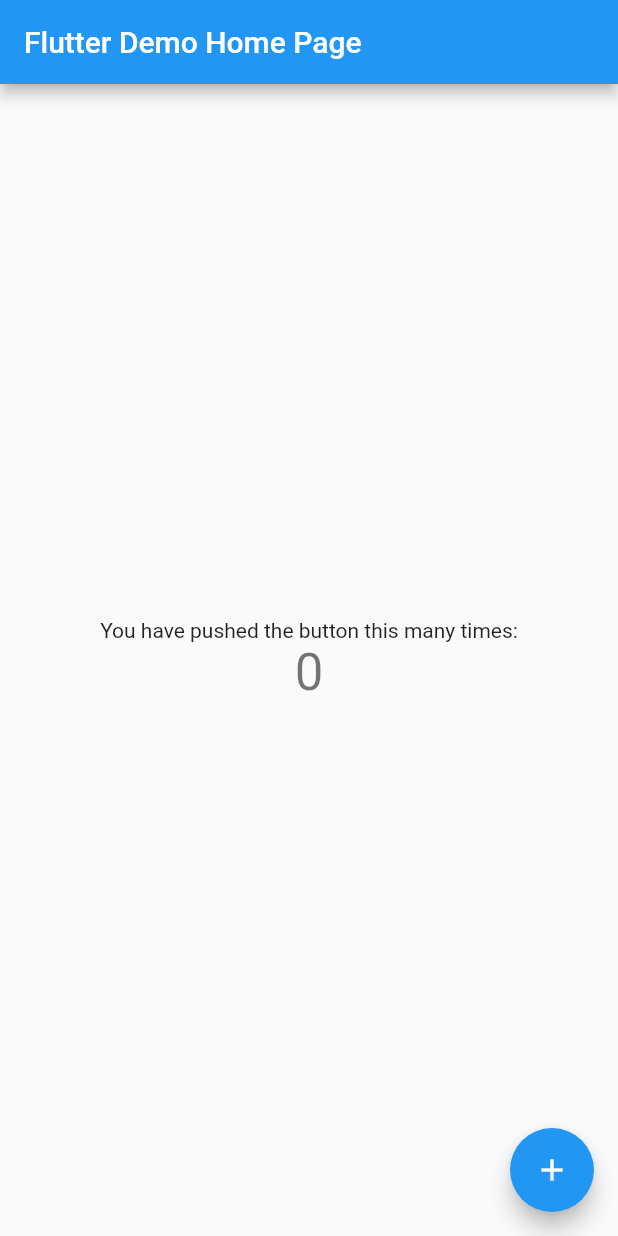
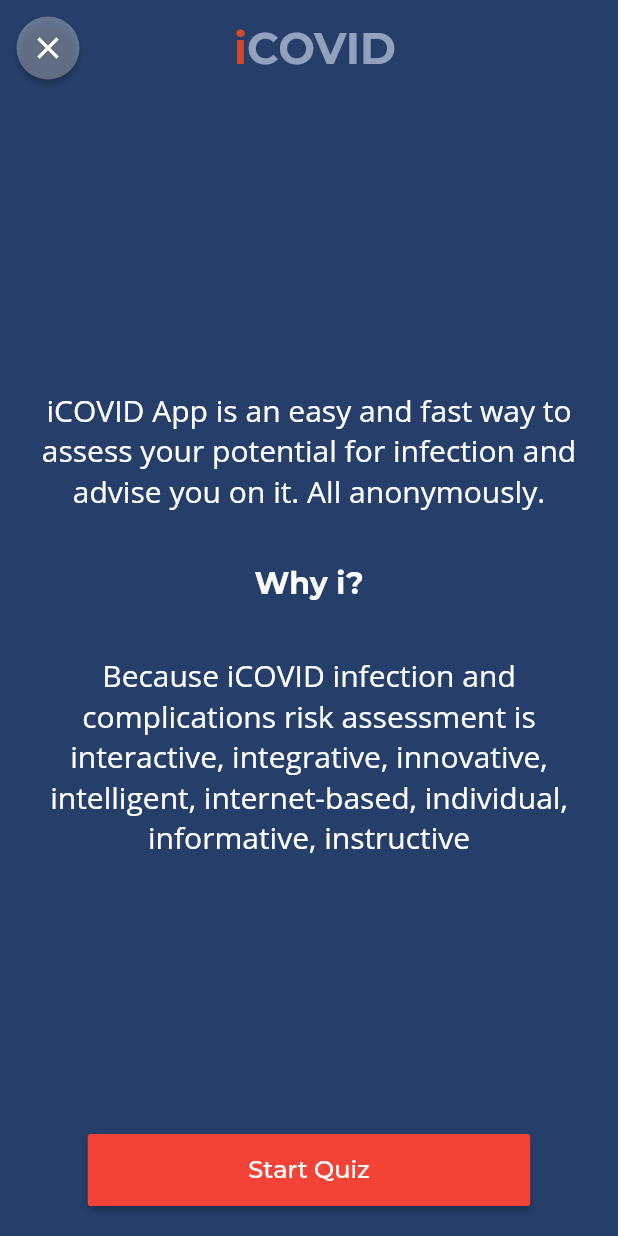
Before and after one commit to Sense2safeguard/iCovid, a Flutter app: the screen it shows after launch, on a phone screen of 412 x 824 dp. Run offline on Flutter 3.47's test engine with Material 2 defaults, Android fonts, the phone set to English and light mode, and no system bars; project files that could hold a hidden picture were left out.

Commit message:
Feature/ic 19 start questionnaire (#1)
* add fonts
* add k
* corrected colors
* home screen and styles
* button improvement
Co-authored-by: Mauro Di Bert <maudb@pop-os.localdomain>

```diff
--- /dev/null
+++ b/lib/core/constants.dart
@@ -0,0 +1,68 @@
+import 'package:flutter/material.dart';
+
+// Colors
+// Primary Palette
+const kDarkBlue = Color(0xFF21314D);
+const kLightBlue = Color(0xFF92A2BD);
+const kAccent = Color(0xFFD2492A);
+const kNeoAccent = Color(0xFFF36140);
+
+// Secondary Palette
+const kBlue = Color(0xFF263F6A);
+const kPaleBlue = Color(0xFFCED5DD);
+const kCoolGrey = Color(0xFFB2B4B3);
+const kMettalic = Color(0xFF8B8D8E);
+
+const kError = Color(0xFFFF6464);
+Color kError50 = Color(0xFFFF6464).withOpacity(50);
+Color kError20 = Color(0xFFFF6464).withOpacity(20);
+
+const kSuccess = Color(0xFF3BD5A9);
+Color kSuccess50 = Color(0xFF3BD5A9).withOpacity(50);
+Color kSuccess20 = Color(0xFF3BD5A9).withOpacity(20);
+
+const kInfo = Color(0xFF2799F9);
+const kWarning = Color(0xFFFFC95C);
+
+// Text Styles
+// Titles
+const kheadline3 = TextStyle(
+    fontFamily: "Montserrat",
+    fontSize: 20,
+    fontWeight: FontWeight.w700,
+    color: Colors.white);
+const kheadline4 = TextStyle(
+    fontFamily: "Montserrat",
+    fontSize: 20,
+    fontWeight: FontWeight.w600,
+    color: kDarkBlue);
+const kheadline6 = TextStyle(
+    fontFamily: "Montserrat",
+    fontSize: 18,
+    fontWeight: FontWeight.w700,
+    color: Colors.white);
+
+// Body
+const kBodyText1 = TextStyle(
+    fontFamily: "Open Sans",
+    fontSize: 20,
+    fontWeight: FontWeight.w800,
+    color: Colors.white);
+const kBodyText2 = TextStyle(
+    fontFamily: "Open Sans",
+    fontSize: 20,
+    fontWeight: FontWeight.w400,
+    color: Colors.white);
+
+// Components
+const kButtonTextStyle = TextStyle(
+    fontFamily: "Montserrat",
+    fontSize: 16,
+    fontWeight: FontWeight.w500,
+    color: Colors.white);
+
+const overlineTextStyle = TextStyle(
+    fontFamily: "Montserrat",
+    fontSize: 12,
+    fontWeight: FontWeight.w500,
+    color: Colors.white);
--- a/lib/main.dart
+++ b/lib/main.dart
@@ -1,117 +1,16 @@
 import 'package:flutter/material.dart';
+import 'package:iCovid/ui/screens/home_screen/home_screen.dart';
 
 void main() {
-  runApp(MyApp());
+  runApp(ICovidApp());
 }
 
-class MyApp extends StatelessWidget {
-  // This widget is the root of your application.
+class ICovidApp extends StatelessWidget {
   @override
   Widget build(BuildContext context) {
     return MaterialApp(
-      title: 'Flutter Demo',
-      theme: ThemeData(
-        // This is the theme of your application.
-        //
-        // Try running your application with "flutter run". You'll see the
-        // application has a blue toolbar. Then, without quitting the app, try
-        // changing the primarySwatch below to Colors.green and then invoke
-        // "hot reload" (press "r" in the console where you ran "flutter run",
-        // or simply save your changes to "hot reload" in a Flutter IDE).
-        // Notice that the counter didn't reset back to zero; the application
-        // is not restarted.
-        primarySwatch: Colors.blue,
-        // This makes the visual density adapt to the platform that you run
-        // the app on. For desktop platforms, the controls will be smaller and
-        // closer together (more dense) than on mobile platforms.
-        visualDensity: VisualDensity.adaptivePlatformDensity,
-      ),
-      home: MyHomePage(title: 'Flutter Demo Home Page'),
-    );
+        title: "iCovid App",
+        debugShowCheckedModeBanner: false,
+        home: HomeScreen());
   }
 }
-
-class MyHomePage extends StatefulWidget {
-  MyHomePage({Key key, this.title}) : super(key: key);
-
-  // This widget is the home page of your application. It is stateful, meaning
-  // that it has a State object (defined below) that contains fields that affect
-  // how it looks.
-
-  // This class is the configuration for the state. It holds the values (in this
-  // case the title) provided by the parent (in this case the App widget) and
-  // used by the build method of the State. Fields in a Widget subclass are
-  // always marked "final".
-
-  final String title;
-
-  @override
-  _MyHomePageState createState() => _MyHomePageState();
-}
-
-class _MyHomePageState extends State<MyHomePage> {
-  int _counter = 0;
-
-  void _incrementCounter() {
-    setState(() {
-      // This call to setState tells the Flutter framework that something has
-      // changed in this State, which causes it to rerun the build method below
-      // so that the display can reflect the updated values. If we changed
-      // _counter without calling setState(), then the build method would not be
-      // called again, and so nothing would appear to happen.
-      _counter++;
-    });
-  }
-
-  @override
-  Widget build(BuildContext context) {
-    // This method is rerun every time setState is called, for instance as done
-    // by the _incrementCounter method above.
-    //
-    // The Flutter framework has been optimized to make rerunning build methods
-    // fast, so that you can just rebuild anything that needs updating rather
-    // than having to individually change instances of widgets.
-    return Scaffold(
-      appBar: AppBar(
-        // Here we take the value from the MyHomePage object that was created by
-        // the App.build method, and use it to set our appbar title.
-        title: Text(widget.title),
-      ),
-      body: Center(
-        // Center is a layout widget. It takes a single child and positions it
-        // in the middle of the parent.
-        child: Column(
-          // Column is also a layout widget. It takes a list of children and
-          // arranges them vertically. By default, it sizes itself to fit its
-          // children horizontally, and tries to be as tall as its parent.
-          //
-          // Invoke "debug painting" (press "p" in the console, choose the
-          // "Toggle Debug Paint" action from the Flutter Inspector in Android
-          // Studio, or the "Toggle Debug Paint" command in Visual Studio Code)
-          // to see the wireframe for each widget.
-          //
-          // Column has various properties to control how it sizes itself and
-          // how it positions its children. Here we use mainAxisAlignment to
-          // center the children vertically; the main axis here is the vertical
-          // axis because Columns are vertical (the cross axis would be
-          // horizontal).
-          mainAxisAlignment: MainAxisAlignment.center,
-          children: <Widget>[
-            Text(
-              'You have pushed the button this many times:',
-            ),
-            Text(
-              '$_counter',
-              style: Theme.of(context).textTheme.headline4,
-            ),
-          ],
-        ),
-      ),
-      floatingActionButton: FloatingActionButton(
-        onPressed: _incrementCounter,
-        tooltip: 'Increment',
-        child: Icon(Icons.add),
-      ), // This trailing comma makes auto-formatting nicer for build methods.
-    );
-  }
-}
--- /dev/null
+++ b/lib/ui/components/ic_app_bar.dart
@@ -0,0 +1,60 @@
+import 'package:flutter/material.dart';
+import 'package:iCovid/core/constants.dart';
+
+class ICAppBar extends StatelessWidget {
+  final String accentTitle;
+  final String lightBlueTitle;
+  ICAppBar({this.accentTitle, this.lightBlueTitle});
+
+  @override
+  Widget build(BuildContext context) {
+    return Container(
+      height: 56,
+      width: double.infinity,
+      decoration: BoxDecoration(
+        color: kBlue,
+      ),
+      child: Padding(
+        padding: const EdgeInsets.only(top: 8.0, left: 8),
+        child: Stack(
+          children: [
+            Align(
+              alignment: Alignment.centerLeft,
+              child: RawMaterialButton(
+                constraints: BoxConstraints.expand(width: 42, height: 42),
+                onPressed: () {},
+                shape: CircleBorder(),
+                fillColor: Colors.white.withOpacity(0.3),
+                child: Icon(
+                  Icons.close,
+                  color: Colors.white,
+                ),
+              ),
+            ),
+            Align(
+              alignment: Alignment.center,
+              child: RichText(
+                text: TextSpan(
+                  children: [
+                    TextSpan(
+                        text: accentTitle,
+                        style: kheadline4.copyWith(
+                            color: kAccent,
+                            fontWeight: FontWeight.w800,
+                            fontSize: 29)),
+                    TextSpan(
+                        text: lightBlueTitle,
+                        style: kheadline4.copyWith(
+                            color: kLightBlue,
+                            fontWeight: FontWeight.w800,
+                            fontSize: 29)),
+                  ],
+                ),
+              ),
+            ),
+          ],
+        ),
+      ),
+    );
+  }
+}
--- /dev/null
+++ b/lib/ui/components/ic_buttons.dart
@@ -0,0 +1,25 @@
+import 'package:flutter/material.dart';
+import 'package:iCovid/core/constants.dart';
+
+class ICMainButton extends StatelessWidget {
+  final Function onPressed;
+  final String state;
+  final String text;
+
+  ICMainButton({this.onPressed, this.state, @required this.text});
+
+  @override
+  Widget build(BuildContext context) {
+    return Container(
+      width: 295,
+      height: 48,
+      child: MaterialButton(
+        onPressed: onPressed,
+        color: Colors.red,
+        highlightColor: Colors.red,
+        splashColor: Colors.red,
+        child: Text(text, style: kButtonTextStyle),
+      ),
+    );
+  }
+}
--- /dev/null
+++ b/lib/ui/screens/home_screen/home_screen.dart
@@ -0,0 +1,53 @@
+import 'package:flutter/material.dart';
+import 'package:iCovid/core/constants.dart';
+import 'package:iCovid/ui/components/ic_app_bar.dart';
+import 'package:iCovid/ui/components/ic_buttons.dart';
+
+class HomeScreen extends StatelessWidget {
+  @override
+  Widget build(BuildContext context) {
+    return SafeArea(
+      child: Scaffold(
+        backgroundColor: kBlue,
+        body: Column(
+          children: [
+            ICAppBar(accentTitle: "i", lightBlueTitle: "COVID"),
+            Expanded(
+              child: Padding(
+                padding: const EdgeInsets.symmetric(
+                    horizontal: 20.0, vertical: 20.0),
+                child: Column(
+                  children: [
+                    Spacer(),
+                    Text(
+                      "iCOVID App is an easy and fast way to assess your potential for infection and advise you on it. All anonymously.",
+                      style: kBodyText2,
+                      textAlign: TextAlign.center,
+                    ),
+                    SizedBox(height: 36),
+                    Text(
+                      "Why i?",
+                      style: kheadline3,
+                      textAlign: TextAlign.center,
+                    ),
+                    SizedBox(height: 36),
+                    Text(
+                      "Because iCOVID infection and complications risk assessment is interactive, integrative, innovative, intelligent, internet-based, individual, informative, instructive",
+                      style: kBodyText2,
+                      textAlign: TextAlign.center,
+                    ),
+                    Spacer(),
+                    ICMainButton(
+                      onPressed: () {},
+                      text: "Start Quiz",
+                    ),
+                  ],
+                ),
+              ),
+            ),
+          ],
+        ),
+      ),
+    );
+  }
+}
```
Also changed, not shown: pubspec.yaml (+22 -41 lines), assets/fonts/montserrat/montserrat_bold.ttf (added), assets/fonts/montserrat/montserrat_extra_bold.ttf (added), assets/fonts/montserrat/montserrat_light.ttf (added), assets/fonts/montserrat/montserrat_medium.ttf (added), assets/fonts/montserrat/montserrat_regular.ttf (added), assets/fonts/montserrat/montserrat_semi_bold.ttf (added), assets/fonts/open_sans/open_sans_extra_bold.ttf (added), assets/fonts/open_sans/open_sans_regular.ttf (added), 1 other file.
